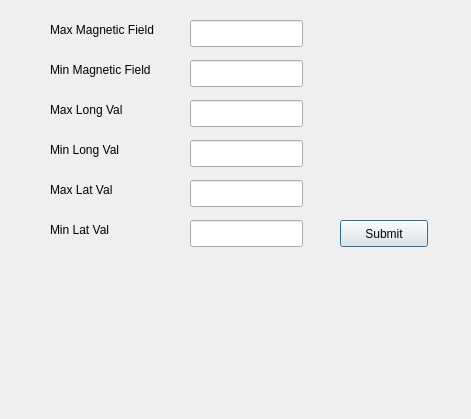
franktb/MagnetometryGui, file ui_elements/remove_outlier_dialog.ui: the form before one commit.
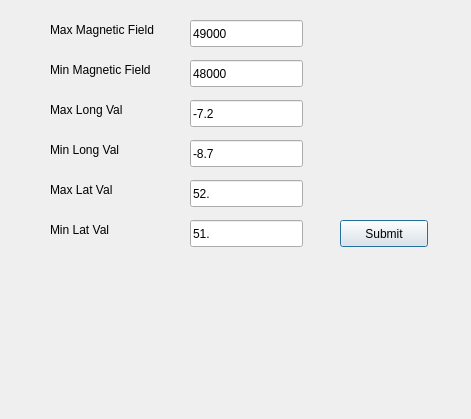
The form after the commit.

Patch:
```diff
--- a/ui_elements/remove_outlier_dialog.ui
+++ b/ui_elements/remove_outlier_dialog.ui
@@ -22,6 +22,9 @@
      <height>27</height>
     </rect>
    </property>
+   <property name="text">
+    <string>49000</string>
+   </property>
   </widget>
   <widget class="QLineEdit" name="lineEdit_minMagField">
    <property name="geometry">
@@ -32,6 +35,9 @@
      <height>27</height>
     </rect>
    </property>
+   <property name="text">
+    <string>48000</string>
+   </property>
   </widget>
   <widget class="QLineEdit" name="lineEdit_maxLongVal">
    <property name="geometry">
@@ -42,6 +48,9 @@
      <height>27</height>
     </rect>
    </property>
+   <property name="text">
+    <string>-7.2</string>
+   </property>
   </widget>
   <widget class="QLineEdit" name="lineEdit_minLongVal">
    <property name="geometry">
@@ -52,6 +61,9 @@
      <height>27</height>
     </rect>
    </property>
+   <property name="text">
+    <string>-8.7</string>
+   </property>
   </widget>
   <widget class="QLabel" name="label">
    <property name="geometry">
@@ -127,6 +139,9 @@
      <height>27</height>
     </rect>
    </property>
+   <property name="text">
+    <string>51.</string>
+   </property>
   </widget>
   <widget class="QLineEdit" name="lineEdit_maxLatVal">
    <property name="geometry">
@@ -137,6 +152,9 @@
      <height>27</height>
     </rect>
    </property>
+   <property name="text">
+    <string>52.</string>
+   </property>
   </widget>
   <widget class="QLabel" name="label_5">
    <property name="geometry">
```
